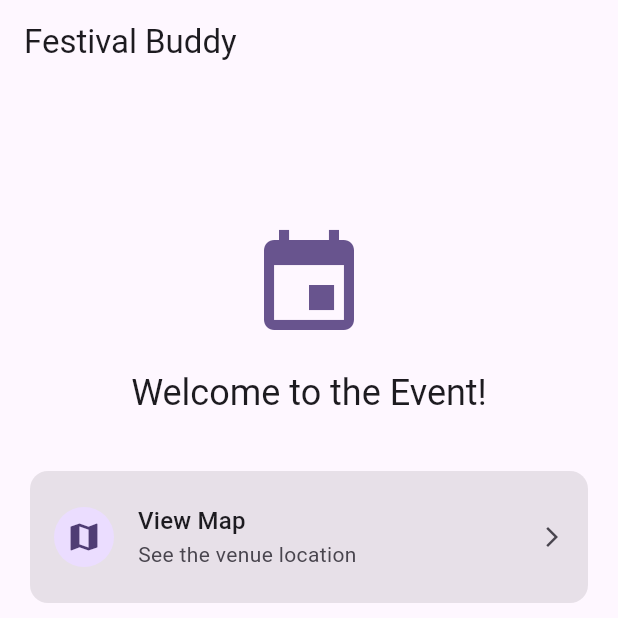
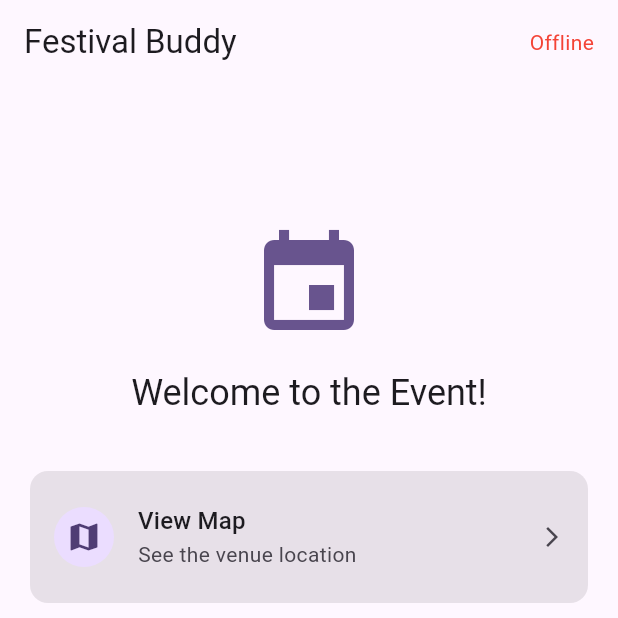
Before and after one commit to Bulletbull/Festival-Buddy, a Flutter app: the screen it shows after launch, on a phone screen of 412 x 824 dp, the top half of it. Run offline on Flutter 3.47's test engine with Material 3 defaults, Android fonts, the light colour scheme and no system bars; our stand-ins replace connectivity_plus, dio, go_router, hooks_riverpod, sqflite; missing offline and left inert: signalr_netcore; accounts and stored records are empty.

Commit message:
Toevoeging van online zichtbaar op app, en splitsing van app shell met gorouter

```diff
--- /dev/null
+++ b/lib/appShell.dart
@@ -0,0 +1,63 @@
+import 'package:festival_buddy/providers/connectivity_providers.dart';
+import 'package:flutter/material.dart';
+import 'package:go_router/go_router.dart';
+import 'package:hooks_riverpod/hooks_riverpod.dart';
+
+class AppShell extends ConsumerWidget {
+  const AppShell({
+    super.key,
+    required this.child,
+  });
+
+  final Widget child;
+
+  @override
+  Widget build(BuildContext context, WidgetRef ref) {
+    final connectionState = ref.watch(connectionStateProvider);
+
+        return Scaffold(
+          appBar: AppBar(
+            title: GestureDetector(
+              onTap: () {
+                context.go('/');
+              },
+              child: const Text('Festival Buddy'),
+            ),
+            actions: [
+              connectionState.when(
+                data: (isOnline) => Padding(
+                  padding: const EdgeInsets.only(right: 16),
+                  child: Center(
+                    child: Text(
+                      isOnline ? 'Online' : 'Offline',
+                      style: TextStyle(
+                        color: isOnline ? Colors.green : Colors.red,
+                      ),
+                    ),
+                  ),
+                ),
+                loading: () => const Padding(
+                  padding: EdgeInsets.only(right: 16),
+                  child: Center(
+                    child: Text('Checking...'),
+                  ),
+                ),
+                error: (_, __) => const Padding(
+                  padding: EdgeInsets.only(right: 16),
+                  child: Center(
+                    child: Text(
+                      'Offline',
+                      style: TextStyle(
+                        color: Colors.red,
+                        fontWeight: FontWeight.bold,
+                      ),
+                    ),
+                  ),
+                ),
+              ),
+            ],
+          ),
+          body: child,
+        );
+  }
+}
--- a/lib/providers/sync_metadata_repo_provider.dart
+++ b/lib/providers/sync_metadata_repo_provider.dart
@@ -1,4 +1,4 @@
-import 'package:festival_buddy/local_repository/program_local_repository.dart';
+
 import 'package:festival_buddy/local_repository/sync_metadata_repository.dart';
 import 'package:festival_buddy/providers/database_provider.dart';
 import 'package:hooks_riverpod/hooks_riverpod.dart';
--- a/lib/router.dart
+++ b/lib/router.dart
@@ -1,5 +1,9 @@
-import 'package:flutter/material.dart';
+import 'package:festival_buddy/AppShell.dart';
+
+
+
 import 'package:go_router/go_router.dart';
+
 
 import 'pages/home_page.dart';
 import 'pages/map_page.dart';
@@ -7,22 +11,16 @@ import 'pages/program_page.dart';
 import 'pages/update_page.dart';
 import 'pages/report_page.dart';
 
+
+
+
+
 final router = GoRouter(
   routes: [
     ShellRoute(
-      builder: (context, state, child) {
-        return Scaffold(
-          appBar: AppBar(
-            title: GestureDetector(
-            onTap: () {
-            context.go('/');
-          },
-          child: const Text('Festival Buddy'),
-          ),
-    ),
-          body: child,
-        );
-      },
+  builder: (context, state, child) {
+    return AppShell(child: child);
+  },
       routes: [
         GoRoute(
           path: '/',
--- a/lib/service/signalR_service.dart
+++ b/lib/service/signalR_service.dart
@@ -24,7 +24,6 @@ class SyncSignalRService {
     if (arguments == null || arguments.isEmpty) {
       return;
     }
-    print(arguments[0]);
     final data = arguments[0] as Map;
 
     final key = data['key'] as String;
```
